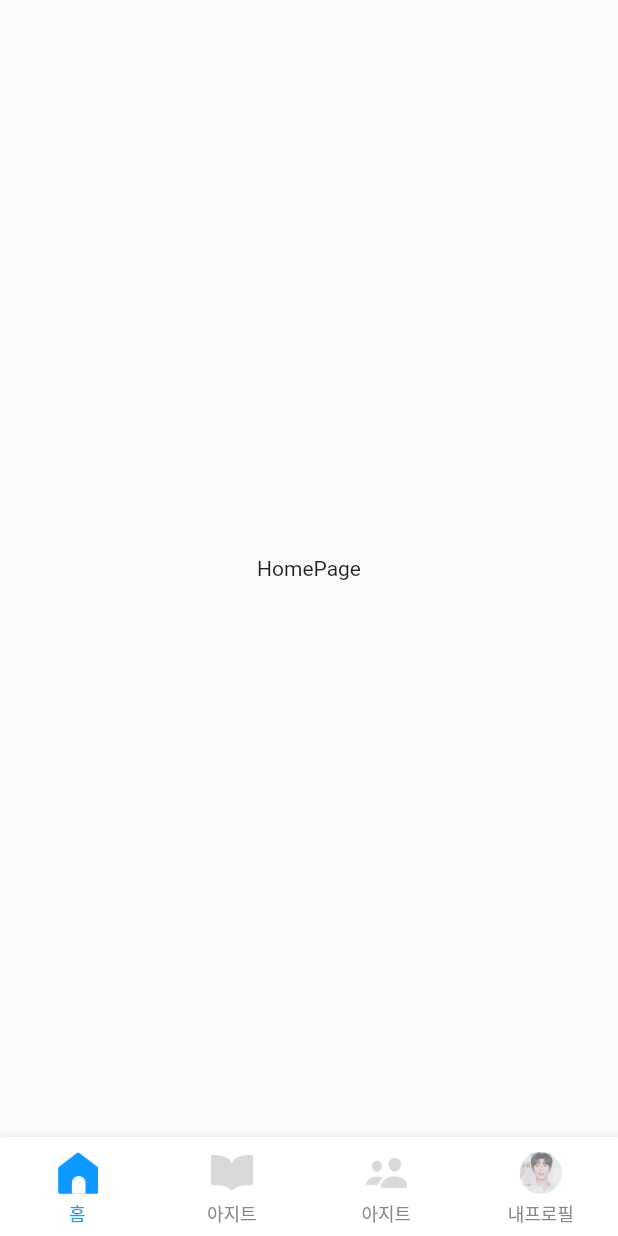
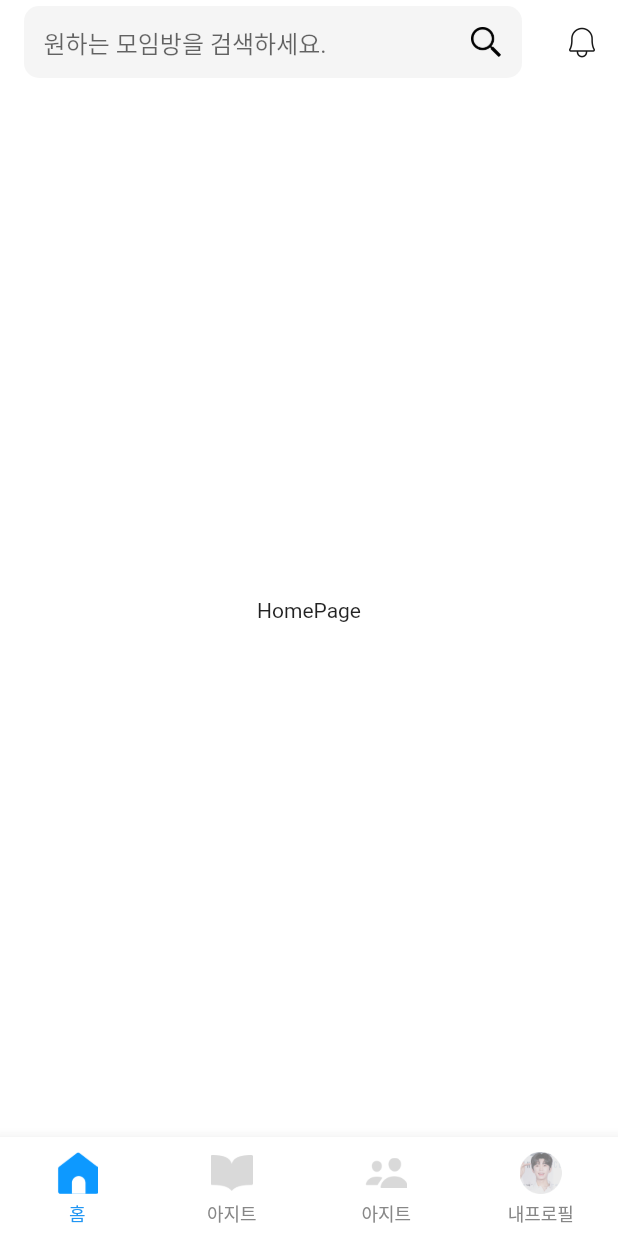
Before and after one commit to AlwaysFighting/Seniorgy-App-Services, a Flutter app: the screen it shows after launch, on a phone screen of 412 x 824 dp. Run offline on Flutter 3.47's test engine with Material 2 defaults, Android fonts, the phone set to English and light mode, and no system bars.

Commit message:
feat: 검색바 완료

```diff
--- a/Frontend/lib/home/views/homepage.dart
+++ b/Frontend/lib/home/views/homepage.dart
@@ -1,14 +1,91 @@
 import 'package:flutter/material.dart';
 
-class HomePage extends StatelessWidget {
+import '../../const/color.dart';
+
+class HomePage extends StatefulWidget {
   const HomePage({Key? key}) : super(key: key);
 
   @override
+  State<HomePage> createState() => _HomePageState();
+}
+
+class _HomePageState extends State<HomePage> {
+
+  TextEditingController searchController = TextEditingController();
+
+  @override
   Widget build(BuildContext context) {
-    return const Scaffold(
-      body: Center(
-        child: Text("HomePage"),
+    return GestureDetector(
+      onTap: () => FocusManager.instance.primaryFocus?.unfocus(),
+      child: Scaffold(
+        backgroundColor: Colors.white,
+        appBar: AppBar(
+          backgroundColor: Colors.white,
+          elevation: 0,
+          title: HomeSearch(searchController: searchController),
+          actions: [
+            IconButton(
+              icon: SizedBox(
+                width: 24,
+                height: 24,
+                child: Image.asset(
+                  "assets/images/Const/Bell.png",
+                  fit: BoxFit.cover,
+                ),
+              ),
+              onPressed: () {
+                print("알림");
+              },
+            ),
+          ],
+        ),
+        body: const Center(
+          child: Text("HomePage"),
+        ),
       ),
     );
   }
 }
+
+class HomeSearch extends StatelessWidget {
+  const HomeSearch({
+    super.key,
+    required this.searchController,
+  });
+
+  final TextEditingController searchController;
+
+  @override
+  Widget build(BuildContext context) {
+    return Container(
+      decoration: BoxDecoration(
+        color: const Color(0xFFF5F5F5),
+        borderRadius: BorderRadius.circular(10.0),
+      ),
+      child: Padding(
+        padding: const EdgeInsets.only(left: 13.0),
+        child: TextField(
+          controller: searchController,
+          autocorrect: false,
+          decoration: InputDecoration(
+            hintText: '원하는 모임방을 검색하세요.',
+            border: const UnderlineInputBorder(
+              borderSide: BorderSide.none,
+            ),
+            suffixIcon: IconButton(
+              onPressed: () {
+                print("Search!");
+              },
+              icon: Image.asset(
+                "assets/images/Const/Magnifier.png",
+                fit: BoxFit.cover,
+                width: 20,
+                height: 20,
+              ),
+            ),
+          ),
+        ),
+      ),
+    );
+  }
+}
```
